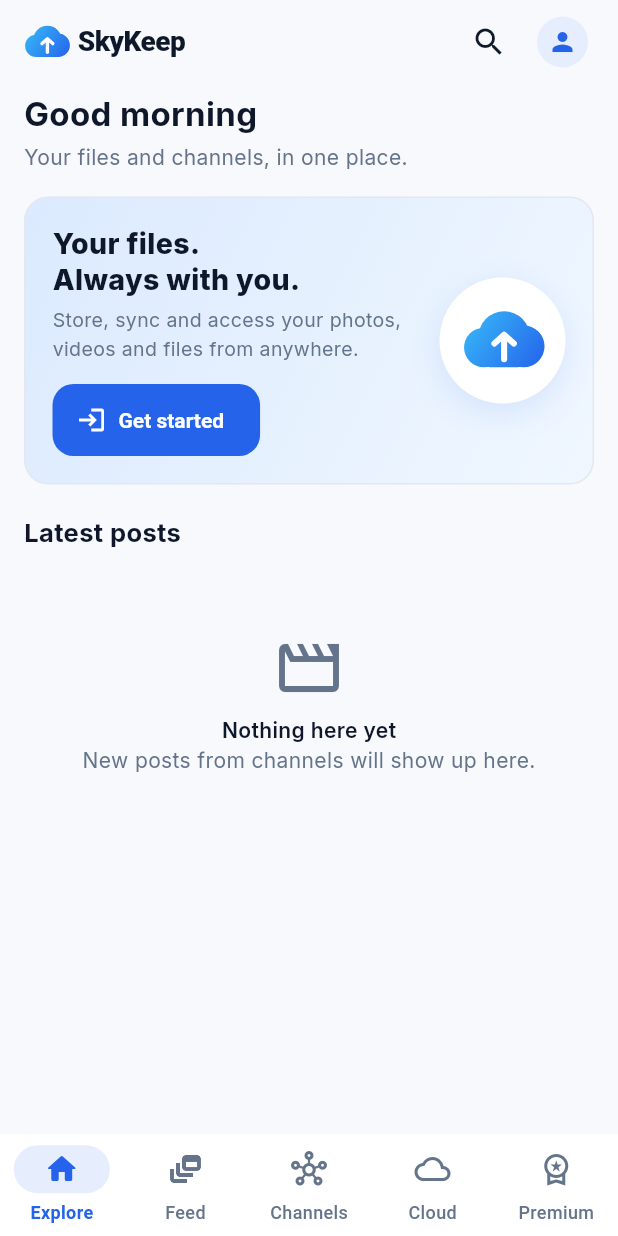
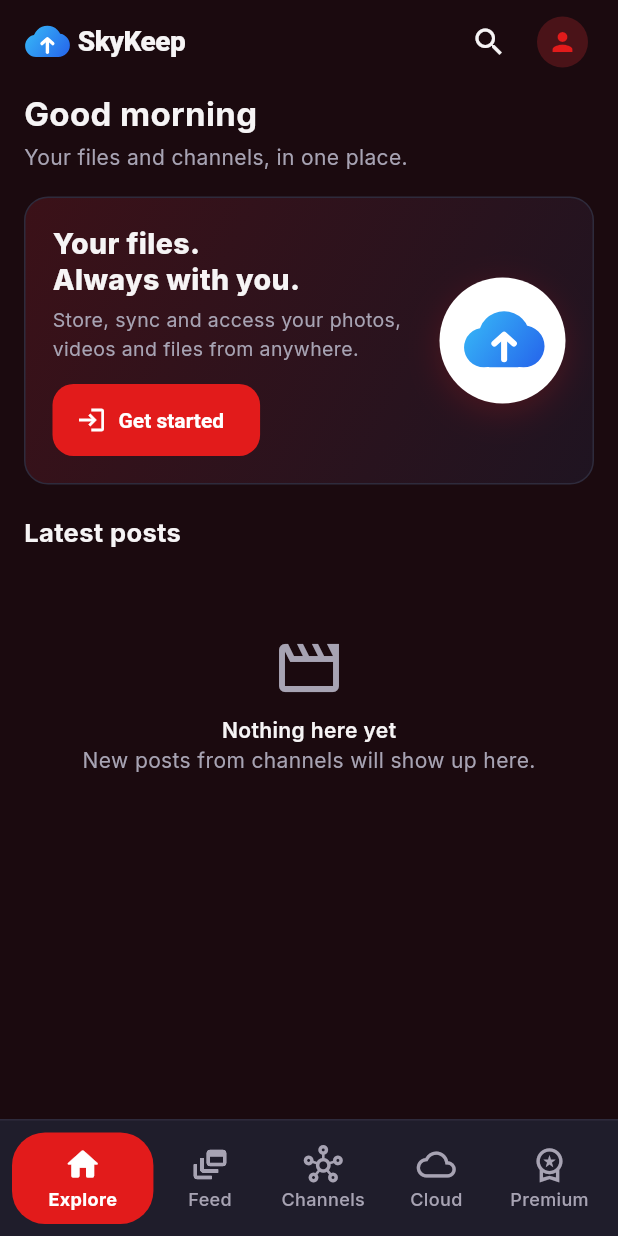
Before and after one commit to rekhachandpara1975/Skykeep, a Flutter app: the screen it shows after launch, after a tap on "Agree and continue", on a phone screen of 412 x 824 dp. Run offline on Flutter 3.47's test engine with Material 3 defaults, Android fonts, the phone set to English and light mode, and no system bars; our stand-ins replace file_picker, google_fonts, share_plus, shared_preferences, supabase_flutter, video_player and 1 more; accounts and stored records are empty; network calls fail.

Commit message:
Dark red theme (reference look): maroon background, red accents, pill bottom bar, poster grid on Explore
Co-Authored-By: Claude Sonnet 5.5 <noreply@anthropic.com>
Claude-Session: https://claude.ai/code/session_01Wo2ZWbBj8LkkAEGpuFk6VC

```diff
--- a/mobile/lib/main.dart
+++ b/mobile/lib/main.dart
@@ -61,7 +61,7 @@ class _SkyKeepAppState extends State<SkyKeepApp> {
 
   @override
   Widget build(BuildContext context) {
-    SystemChrome.setSystemUIOverlayStyle(SystemUiOverlayStyle.dark.copyWith(statusBarColor: Colors.transparent));
+    SystemChrome.setSystemUIOverlayStyle(SystemUiOverlayStyle.light.copyWith(statusBarColor: Colors.transparent));
     return AppScope(
       controller: widget.controller,
       child: MaterialApp(
--- a/mobile/lib/screens/explore.dart
+++ b/mobile/lib/screens/explore.dart
@@ -133,9 +133,14 @@ class _ExploreScreenState extends State<ExploreScreen> {
         Text('New posts from channels will show up here.', style: TextStyle(color: C.muted)),
       ]))];
     } else {
+      final queue = [for (final x in _posts) x['id'] as String];
       feed = [
-        for (final p in _posts) Padding(padding: const EdgeInsets.only(bottom: 12), child: PostCard(post: p, queue: [for (final x in _posts) x['id'] as String])),
-        if (_more) const Skeleton(height: 220),
+        GridView.count(
+          shrinkWrap: true, physics: const NeverScrollableScrollPhysics(),
+          crossAxisCount: 3, mainAxisSpacing: 14, crossAxisSpacing: 10, childAspectRatio: .5,
+          children: [for (final p in _posts) PosterTile(post: p, queue: queue)],
+        ),
+        if (_more) const Padding(padding: EdgeInsets.only(top: 12), child: Skeleton(height: 120)),
       ];
     }
 
@@ -182,7 +187,7 @@ class _CloudSummary extends StatelessWidget {
             const SizedBox(height: 8),
             ClipRRect(borderRadius: BorderRadius.circular(6), child: LinearProgressIndicator(
                 value: (status.usedBytes / status.quotaBytes).clamp(0.0, 1.0), minHeight: 6,
-                backgroundColor: Colors.white, color: C.primary)),
+                backgroundColor: C.surface2, color: C.primary)),
           ],
           const SizedBox(height: 14),
           FilledButton.icon(
@@ -198,7 +203,7 @@ class _CloudSummary extends StatelessWidget {
         Container(
           width: 84, height: 84,
           decoration: const BoxDecoration(color: Colors.white, shape: BoxShape.circle,
-              boxShadow: [BoxShadow(color: Color(0x1F2563EB), blurRadius: 18, offset: Offset(0, 6))]),
+              boxShadow: [BoxShadow(color: Color(0x33E21B1B), blurRadius: 18, offset: Offset(0, 6))]),
           alignment: Alignment.center,
           child: const CloudMark(size: 54),
         ),
@@ -223,6 +228,29 @@ class _RecentFile extends StatelessWidget {
       subtitle: Text('${formatBytes(file['size_bytes'] as num? ?? 0)} · ${timeAgo(DateTime.tryParse(file['created_at']?.toString() ?? '')?.toLocal())}',
           style: const TextStyle(color: C.muted, fontSize: 12)),
       onTap: () => HomeShell.of(context)?.go(HomeShellState.cloudTab),
+    );
+  }
+}
+
+/// Portrait poster with the title underneath (Explore grid).
+class PosterTile extends StatelessWidget {
+  const PosterTile({super.key, required this.post, this.queue = const []});
+  final Json post;
+  final List<String> queue;
+  @override
+  Widget build(BuildContext context) {
+    final items = (post['post_items'] as List?) ?? const [];
+    final thumb = items.isEmpty ? null : (items.first as Map)['thumbnail_key'] as String?;
+    final premium = items.any((e) => (e as Map)['is_premium'] == true);
+    return InkWell(
+      borderRadius: BorderRadius.circular(20),
+      onTap: () => Navigator.push(context, MaterialPageRoute(builder: (_) => PostScreen(postId: post['id'] as String, queue: queue))),
+      child: Column(crossAxisAlignment: CrossAxisAlignment.start, children: [
+        Expanded(child: ClipRRect(borderRadius: BorderRadius.circular(20), child: MediaThumb(keyName: thumb, premium: premium))),
+        const SizedBox(height: 6),
+        Text(post['title'] as String? ?? '', maxLines: 2, overflow: TextOverflow.ellipsis,
+            style: const TextStyle(fontWeight: FontWeight.w600, fontSize: 13, height: 1.2)),
+      ]),
     );
   }
 }
--- a/mobile/lib/screens/home.dart
+++ b/mobile/lib/screens/home.dart
@@ -44,20 +44,50 @@ class HomeShellState extends State<HomeShell> {
   @override
   Widget build(BuildContext context) => Scaffold(
         body: IndexedStack(index: _tab, children: _pages),
-        bottomNavigationBar: DecoratedBox(
-          decoration: const BoxDecoration(border: Border(top: BorderSide(color: C.border))),
-          child: NavigationBar(
-            selectedIndex: _tab,
-            onDestinationSelected: go,
-            labelBehavior: NavigationDestinationLabelBehavior.alwaysShow,
-            destinations: const [
-              NavigationDestination(icon: Icon(Icons.home_outlined), selectedIcon: Icon(Icons.home_rounded), label: 'Explore'),
-              NavigationDestination(icon: Icon(Icons.dynamic_feed_outlined), selectedIcon: Icon(Icons.dynamic_feed), label: 'Feed'),
-              NavigationDestination(icon: Icon(Icons.hub_outlined), selectedIcon: Icon(Icons.hub), label: 'Channels'),
-              NavigationDestination(icon: Icon(Icons.cloud_outlined), selectedIcon: Icon(Icons.cloud), label: 'Cloud'),
-              NavigationDestination(icon: Icon(Icons.workspace_premium_outlined), selectedIcon: Icon(Icons.workspace_premium), label: 'Premium'),
-            ],
-          ),
-        ),
+        bottomNavigationBar: _NavBar(selected: _tab, onSelected: go),
       );
 }
+
+/// Bottom bar: the selected tab is a red pill holding its icon and label.
+class _NavBar extends StatelessWidget {
+  const _NavBar({required this.selected, required this.onSelected});
+  final int selected;
+  final ValueChanged<int> onSelected;
+  static const _items = [
+    (Icons.home_outlined, Icons.home_rounded, 'Explore'),
+    (Icons.dynamic_feed_outlined, Icons.dynamic_feed, 'Feed'),
+    (Icons.hub_outlined, Icons.hub, 'Channels'),
+    (Icons.cloud_outlined, Icons.cloud, 'Cloud'),
+    (Icons.workspace_premium_outlined, Icons.workspace_premium, 'Premium'),
+  ];
+
+  @override
+  Widget build(BuildContext context) => Container(
+        key: const Key('nav-bar'),
+        decoration: const BoxDecoration(color: C.surface, border: Border(top: BorderSide(color: C.border))),
+        child: SafeArea(top: false, child: Padding(
+          padding: const EdgeInsets.fromLTRB(8, 8, 8, 8),
+          child: Row(children: [
+            for (final (i, it) in _items.indexed)
+              Expanded(flex: i == selected ? 5 : 4, child: Semantics(
+                selected: i == selected, button: true, label: it.$3,
+                child: InkWell(
+                  borderRadius: BorderRadius.circular(22),
+                  onTap: () => onSelected(i),
+                  child: AnimatedContainer(
+                    duration: const Duration(milliseconds: 180),
+                    padding: const EdgeInsets.symmetric(vertical: 8),
+                    decoration: BoxDecoration(color: i == selected ? C.primary : Colors.transparent, borderRadius: BorderRadius.circular(22)),
+                    child: Column(mainAxisSize: MainAxisSize.min, children: [
+                      Icon(i == selected ? it.$2 : it.$1, size: 26, color: i == selected ? Colors.white : C.muted),
+                      const SizedBox(height: 2),
+                      FittedBox(fit: BoxFit.scaleDown, child: Text(it.$3, maxLines: 1,
+                          style: TextStyle(fontSize: 12, fontWeight: i == selected ? FontWeight.w700 : FontWeight.w500, color: i == selected ? Colors.white : C.muted))),
+                    ]),
+                  ),
+                ),
+              )),
+          ]),
+        )),
+      );
+}
--- a/mobile/lib/screens/plans.dart
+++ b/mobile/lib/screens/plans.dart
@@ -153,7 +153,7 @@ class PlanRow extends StatelessWidget {
                         Container(
                           padding: const EdgeInsets.symmetric(horizontal: 8, vertical: 2),
                           decoration: BoxDecoration(color: selected ? const Color(0x33FFFFFF) : C.primarySoft, borderRadius: BorderRadius.circular(20)),
-                          child: Text(badge, style: TextStyle(fontSize: 12, fontWeight: FontWeight.w600, color: selected ? Colors.white : C.primary)),
+                          child: Text(badge, style: TextStyle(fontSize: 12, fontWeight: FontWeight.w600, color: selected ? Colors.white : C.accent)),
                         ),
                     ]),
                     const SizedBox(height: 4),
--- a/mobile/lib/theme.dart
+++ b/mobile/lib/theme.dart
@@ -3,47 +3,49 @@ import 'package:google_fonts/google_fonts.dart';
 
 /// All colours live here — exact SkyKeep brand tokens (docs/brand/README.md).
 class C {
-  // brand
-  static const primary = Color(0xFF2563EB);
-  static const primaryDark = Color(0xFF1D4ED8);
-  static const accent = Color(0xFF38BDF8); // sky
+  // brand: red on deep maroon, slate-violet cards (dark theme)
+  static const primary = Color(0xFFE21B1B);
+  static const primaryDark = Color(0xFFB91212);
+  static const accent = Color(0xFFFF8A80); // coral: links, card titles
   static const navy = Color(0xFF0B1220);
   static const navy2 = Color(0xFF111C30);
-  static const darkCard = Color(0xFF17243A);
-  // light surfaces
-  static const background = Color(0xFFF7F9FC);
-  static const surface = Color(0xFFFFFFFF);
-  static const surface2 = Color(0xFFEFF4FB); // tinted fills, chips, skeletons
-  static const primarySoft = Color(0xFFE6EEFD);
-  static const border = Color(0xFFE2E8F0);
-  static const text = Color(0xFF0F172A);
-  static const muted = Color(0xFF64748B); // 4.8:1 on white
-  // status (icons/fills use the token; text on white uses the darker *Text shade for contrast)
+  static const darkCard = Color(0xFF1F1D2B);
+  // dark surfaces
+  static const background = Color(0xFF1B0A0F);
+  static const surface = Color(0xFF1F1D2B);
+  static const surface2 = Color(0xFF2A2837); // tinted fills, chips, skeletons
+  static const primarySoft = Color(0xFF4A1318);
+  static const border = Color(0xFF2E2B3C);
+  static const text = Color(0xFFF6F4F5);
+  static const muted = Color(0xFFA7A3B3); // 6.9:1 on the card colour
+  // status (on dark the *Text shades are the light ones)
   static const success = Color(0xFF10B981);
-  static const successText = Color(0xFF047857);
+  static const successText = Color(0xFF34D399);
   static const warning = Color(0xFFF59E0B);
-  static const warningText = Color(0xFFB45309);
+  static const warningText = Color(0xFFFBBF24);
   static const danger = Color(0xFFEF4444);
-  static const dangerText = Color(0xFFB91C1C);
+  static const dangerText = Color(0xFFFCA5A5);
   static const gold = Color(0xFFF5C76A); // Premium only
-  static const goldText = Color(0xFF9A6A00);
+  static const goldText = Color(0xFFF5C76A);
   static const folder = Color(0xFFF5C76A);
-  static const gradient = LinearGradient(colors: [accent, primary], begin: Alignment.topLeft, end: Alignment.bottomRight);
-  static const heroGradient = LinearGradient(colors: [Color(0xFFDBEAFE), Color(0xFFF0F7FF)], begin: Alignment.topLeft, end: Alignment.bottomRight);
-  static const navyGradient = LinearGradient(colors: [navy2, navy], begin: Alignment.topLeft, end: Alignment.bottomRight);
+  static const gradient = LinearGradient(colors: [Color(0xFFF03A3A), Color(0xFFC91414)], begin: Alignment.topLeft, end: Alignment.bottomRight);
+  static const heroGradient = LinearGradient(colors: [Color(0xFF3B1118), Color(0xFF1F1421)], begin: Alignment.topLeft, end: Alignment.bottomRight);
+  static const navyGradient = LinearGradient(colors: [Color(0xFF3B1118), Color(0xFF1F1421)], begin: Alignment.topLeft, end: Alignment.bottomRight);
+  // the logo keeps its original blue
+  static const logoGradient = LinearGradient(colors: [Color(0xFF38BDF8), Color(0xFF2563EB)], begin: Alignment.topLeft, end: Alignment.bottomRight);
 }
 
 ThemeData buildTheme({bool googleFonts = true}) {
   final base = ThemeData(
     useMaterial3: true,
-    brightness: Brightness.light,
+    brightness: Brightness.dark,
     scaffoldBackgroundColor: C.background,
-    colorScheme: const ColorScheme.light(
+    colorScheme: const ColorScheme.dark(
       primary: C.primary, secondary: C.accent, surface: C.surface, error: C.danger,
       onPrimary: Colors.white, onSurface: C.text, outline: C.border, primaryContainer: C.primarySoft,
     ),
     cardTheme: CardThemeData(
-      color: C.surface, elevation: 0, margin: EdgeInsets.zero, shadowColor: const Color(0x14153A80),
+      color: C.surface, elevation: 0, margin: EdgeInsets.zero, shadowColor: Colors.black,
       shape: RoundedRectangleBorder(borderRadius: BorderRadius.circular(16), side: const BorderSide(color: C.border)),
     ),
     appBarTheme: const AppBarTheme(
@@ -68,11 +70,11 @@ ThemeData buildTheme({bool googleFonts = true}) {
       backgroundColor: C.primary, foregroundColor: Colors.white, minimumSize: const Size(64, 48),
       shape: RoundedRectangleBorder(borderRadius: BorderRadius.circular(14)), textStyle: const TextStyle(fontFamily: 'Roboto', fontWeight: FontWeight.w600))),
     outlinedButtonTheme: OutlinedButtonThemeData(style: OutlinedButton.styleFrom(
-      foregroundColor: C.primary, minimumSize: const Size(64, 48), side: const BorderSide(color: C.border),
+      foregroundColor: C.text, minimumSize: const Size(64, 48), side: const BorderSide(color: C.border),
       shape: RoundedRectangleBorder(borderRadius: BorderRadius.circular(14)), textStyle: const TextStyle(fontFamily: 'Roboto', fontWeight: FontWeight.w600))),
-    textButtonTheme: TextButtonThemeData(style: TextButton.styleFrom(foregroundColor: C.primary)),
+    textButtonTheme: TextButtonThemeData(style: TextButton.styleFrom(foregroundColor: C.accent)),
     floatingActionButtonTheme: const FloatingActionButtonThemeData(backgroundColor: C.primary, foregroundColor: Colors.white, shape: CircleBorder()),
-    chipTheme: const ChipThemeData(backgroundColor: C.surface, selectedColor: C.primarySoft, side: BorderSide(color: C.border),
+    chipTheme: const ChipThemeData(backgroundColor: C.surface, selectedColor: C.primary, side: BorderSide.none, secondaryLabelStyle: TextStyle(color: Colors.white),
         labelStyle: TextStyle(fontFamily: 'Roboto', color: C.text), shape: StadiumBorder()),
     listTileTheme: const ListTileThemeData(iconColor: C.muted),
     bottomSheetTheme: const BottomSheetThemeData(backgroundColor: C.surface, surfaceTintColor: Colors.transparent),
@@ -100,7 +102,7 @@ class GradientButton extends StatelessWidget {
         opacity: onPressed == null ? 0.5 : 1,
         child: DecoratedBox(
           decoration: BoxDecoration(gradient: C.gradient, borderRadius: BorderRadius.circular(14),
-              boxShadow: onPressed == null ? null : const [BoxShadow(color: Color(0x332563EB), blurRadius: 12, offset: Offset(0, 4))]),
+              boxShadow: onPressed == null ? null : const [BoxShadow(color: Color(0x55E21B1B), blurRadius: 12, offset: Offset(0, 4))]),
           child: Material(
             type: MaterialType.transparency,
             child: InkWell(
@@ -185,7 +187,7 @@ class _CloudPainter extends CustomPainter {
       ..addOval(Rect.fromCircle(center: Offset(w * .52, h * .44), radius: h * .44))
       ..addOval(Rect.fromCircle(center: Offset(w * .76, h * .6), radius: h * .36))
       ..addRRect(RRect.fromLTRBR(w * .27, h * .5, w * .76, h * .96, Radius.circular(h * .1)));
-    canvas.drawPath(cloud, Paint()..shader = C.gradient.createShader(Offset.zero & s));
+    canvas.drawPath(cloud, Paint()..shader = C.logoGradient.createShader(Offset.zero & s));
     final a = Paint()..color = Colors.white..style = PaintingStyle.stroke..strokeWidth = w * .075..strokeCap = StrokeCap.round..strokeJoin = StrokeJoin.round;
     canvas.drawLine(Offset(w * .52, h * .82), Offset(w * .52, h * .42), a);
     canvas.drawPath(Path()..moveTo(w * .4, h * .55)..lineTo(w * .52, h * .4)..lineTo(w * .64, h * .55), a);
```
Also changed, not shown: 1 other file.
